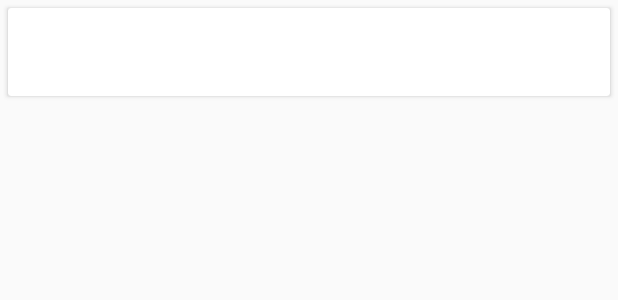
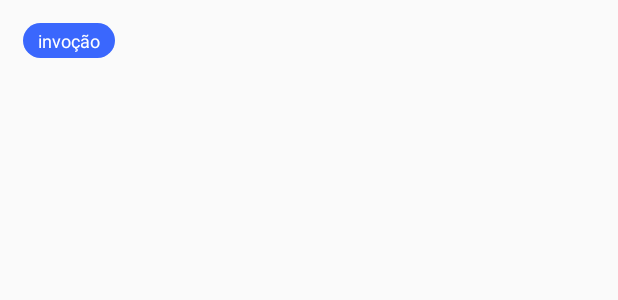
Before and after one commit to rgllima/regional-news-app, an Android app: the layout article_item.xml on its own in the app's theme, with its tools: preview values and no code run, on a phone screen of 412 x 824 dp. Shown: the top 300 px of the screen. Run offline under Robolectric (Android 15) with nearby library versions, the phone set to English and light mode, and no system bars.

Commit message:
Estilização de article_item

```diff
--- a/app/src/main/res/layout/article_item.xml
+++ b/app/src/main/res/layout/article_item.xml
@@ -2,22 +2,54 @@
 <androidx.cardview.widget.CardView xmlns:android="http://schemas.android.com/apk/res/android"
     android:layout_width="match_parent"
     android:layout_height="wrap_content"
-    android:layout_margin="5dp">
+    xmlns:card_view="http://schemas.android.com/apk/res-auto"
+    android:layout_margin="5dp"
+    card_view:cardBackgroundColor="@android:color/transparent"
+    card_view:cardElevation="0dp">
 
     <LinearLayout
         android:layout_width="match_parent"
         android:layout_height="wrap_content"
         android:orientation="vertical"
-        android:padding="10dp">
+        android:padding="10dp"
+        android:layout_marginBottom="10dp">
+
+        <LinearLayout
+            android:layout_width="wrap_content"
+            android:layout_height="match_parent"
+            android:layout_weight="10"
+            android:background="@drawable/blug_tag"
+            android:orientation="vertical"
+            android:padding="3sp"
+            android:paddingStart="10sp"
+            android:paddingEnd="10sp"
+            android:layout_marginBottom="5sp">
+
+            <TextView
+                android:id="@+id/textView5"
+                android:layout_width="match_parent"
+                android:layout_height="wrap_content"
+                android:text="invoção"
+                android:textSize="12sp"
+                android:textColor="#ffffff" />
+        </LinearLayout>
 
         <TextView
             android:id="@+id/articleTitle"
             android:layout_width="match_parent"
-            android:layout_height="wrap_content" />
+            android:layout_height="wrap_content"
+            android:fontFamily="@font/sfbold"
+            android:textColor="#333333"
+            android:textSize="20sp"
+            android:textStyle="bold" />
 
         <TextView
             android:id="@+id/articleDescription"
             android:layout_width="match_parent"
-            android:layout_height="wrap_content" />
+            android:layout_height="wrap_content"
+            android:fontFamily="@font/sfregular"
+            android:textColor="#7B7B7B"
+            android:textSize="14sp"
+            android:layout_marginTop="-5dp"/>
     </LinearLayout>
 </androidx.cardview.widget.CardView>
```
